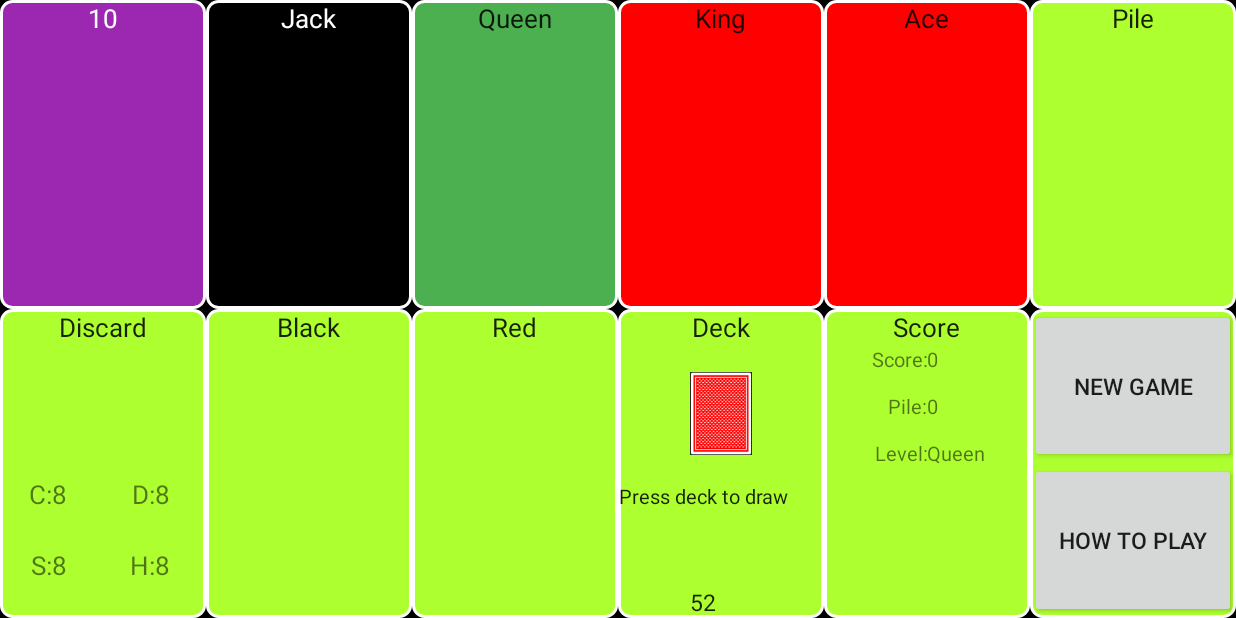
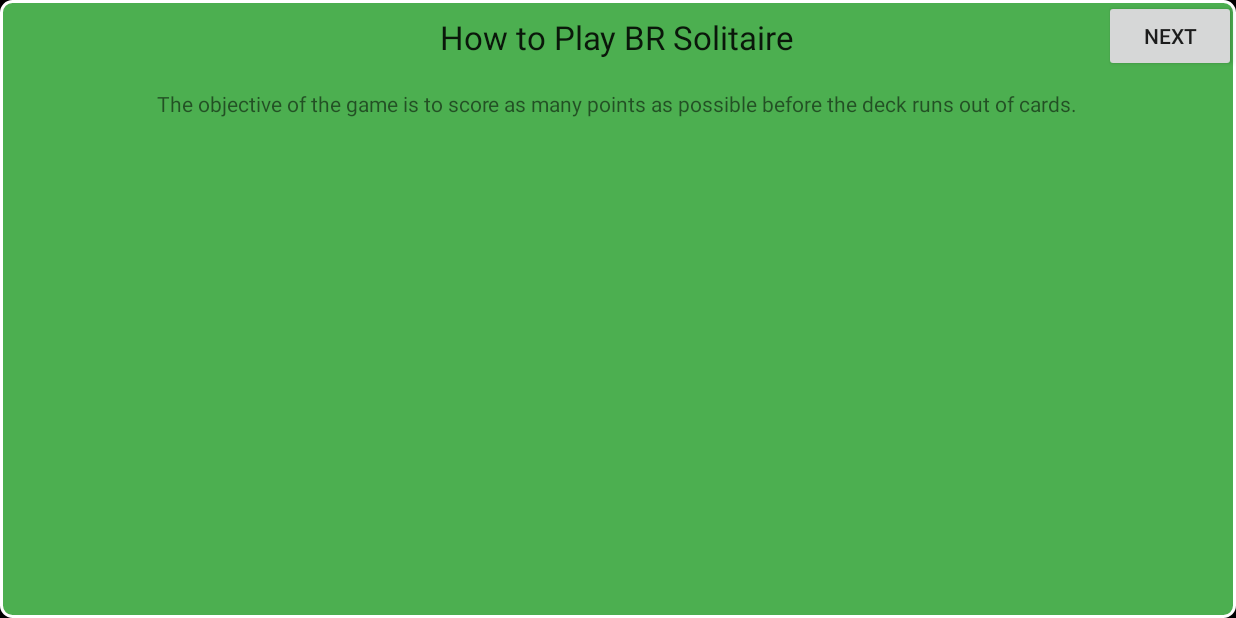
Before and after one commit to Klaus-Anderson/BlackRedSolitaire, an Android app: the screen it shows after launch (GameActivity), after a tap on "HOW TO PLAY", on a phone screen of 824 x 412 dp (held sideways). Run offline under Robolectric (Android 15) with nearby library versions, the phone set to English and light mode, and no system bars; our stand-ins replace ButterKnife; 1 other tap on this screen came first.

Commit message:
Implemented switch for To Play Fragment
Signed-off-by: Harry Cliff <harryacliff@gmail.com>

```diff
--- a/app/src/main/java/com/angus/gaming/blackredsolitaire/GameActivity.java
+++ b/app/src/main/java/com/angus/gaming/blackredsolitaire/GameActivity.java
@@ -386,7 +386,9 @@ public class GameActivity extends Activity {
     }
 
     @OnClick(R.id.toPlayButton)
-    void onToPlayClick(){ }
+    void onToPlayClick(){
+        getFragmentManager().beginTransaction().add(R.id.container, new ToPlayFragment(), ToPlayFragment.class.getSimpleName()).commit();
+    }
 
     @OnClick(R.id.newGameButton)
     void onNewGameClick(){
--- a/app/src/main/res/layout/fragment_to_play.xml
+++ b/app/src/main/res/layout/fragment_to_play.xml
@@ -3,7 +3,8 @@
     xmlns:tools="http://schemas.android.com/tools"
     android:layout_width="match_parent"
     android:layout_height="match_parent"
-    tools:context="com.angus.gaming.blackredsolitaire.ToPlayFragment">
+    tools:context="com.angus.gaming.blackredsolitaire.ToPlayFragment"
+    android:background="@drawable/current_level_shape">
 
     <TextView
         android:id="@+id/title_textview"
@@ -30,10 +31,27 @@
         android:layout_centerHorizontal="true"
         android:layout_below="@id/hint_imageview"
         android:textAppearance="?android:attr/textAppearanceSmall"
-        android:text="@string/hintFive"
+        android:text="@string/hintOne"
         android:layout_marginTop="10dp"
         android:layout_marginStart="30dp"
         android:layout_marginEnd="30dp"
         android:gravity="center"/>
 
+    <Button
+        android:id="@+id/previousButton"
+        android:layout_alignParentStart="true"
+        android:layout_alignParentTop="true"
+        android:layout_width="wrap_content"
+        android:layout_height="wrap_content"
+        android:text="@string/previous"
+        android:visibility="invisible"/>
+
+    <Button
+        android:id="@+id/nextButton"
+        android:layout_alignParentEnd="true"
+        android:layout_alignParentTop="true"
+        android:layout_width="wrap_content"
+        android:layout_height="wrap_content"
+        android:text="@string/next"/>
+
 </RelativeLayout>
--- a/app/src/main/res/values/strings.xml
+++ b/app/src/main/res/values/strings.xml
@@ -22,17 +22,24 @@
         starting with Jack. Points are not scoRed until a level is completed.
         Having a complete “Pile” will move you to next level.</string>
     <string name="hintFive">To “Collect” a face card into the “Pile”, you must have the following
-        cards on the board: the face card you want to “Collect” into the “Pile”, a number card that
-        matches the suit of the face card in one of the color “Places”, and another number card of
-        the opposing color in the other color “Place”. Once all of these cards are on the board,
-        press the face card to “collect” it and move that card onto the pile. The sum of the number
-        cards used to “Collect” the face card is put towards your “Pile” total. Face cards that can
-        be “Collected” are surrounded with a Red border.</string>
-    <string name="hintSix">Once a level has been completed the face cards from that level become
-        “Wild”. “Wild” face cards can be “Collected” instead of the current level’s face cards.
-        “Wild” face cards which can be “Collected” are surrounded with a red border. “Wild”
-        face cards have the same prerequisites as the current level face cards to be collected onto
-        the pile. 10s start the game as “Wild”.</string>
+        cards on the board (example shown above):\n
+        The face card you want to “Collect” into the “Pile”,\n
+        A number card that matches the suit of the face card in one of the color “Places”,\n
+        and another number card of the opposing color in the other color “Place”.\a
+        Once all of these cards are on the board, press the face card to “collect” it and
+        move that card onto the pile. Face cards that can be “Collected” are surrounded with a red border.</string>
+    <string name="rulesFive">
+        The face card you want to “Collect” into the “Pile”,\n
+        A number card that matches the suit of the face card in one of the color “Places”,\n
+        and another number card of the opposing color in the other color “Place”.\n
+    </string>
+    <string name="hintSix">
+        The sum of the number cards used to “Collect” a face card is put towards your “Pile” total.
+        Once a level has been completed the face cards from that level become “Wild”. “Wild” face
+        cards can be “Collected” instead of the current level’s face cards. “Wild” face cards which
+        can be “Collected” are surrounded with a red border. “Wild” face cards have the same
+        prerequisites as the current level face cards to be collected ontothe pile. 10s start the
+        game as “Wild”.</string>
     <string name="hintSeven">“Wild” face cards can also be used as number cards. To use a “Wild”
         face card as a number card, press on that card and it will move to it’s respective color
         “Place”. “Wild” face cards that can be used as number cards will be surrounded with a yellow
@@ -68,5 +75,7 @@
     <string name="scoreColon">Score:</string>
     <string name="breakString">break</string>
     <string name="press_to_draw">Press deck to draw</string>
+    <string name="previous">Previous</string>
+    <string name="next">Next</string>
 
 </resources>
```
Also changed, not shown: app/src/main/java/com/angus/gaming/blackredsolitaire/ToPlayFragment.java (+76 -4 lines).
